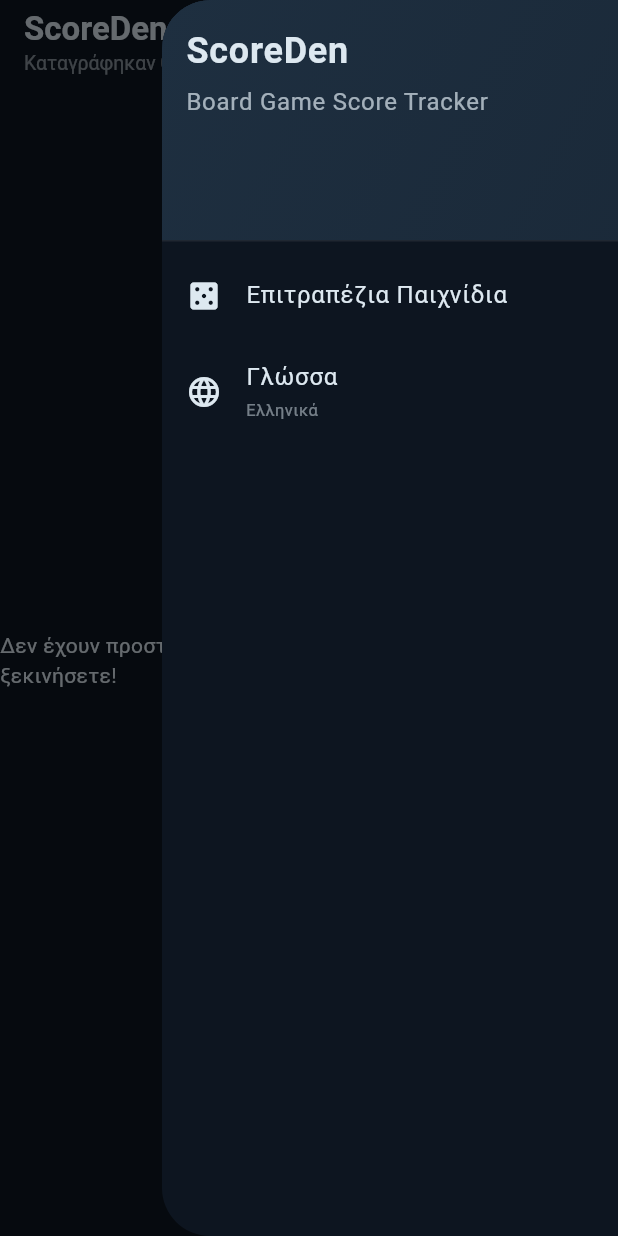
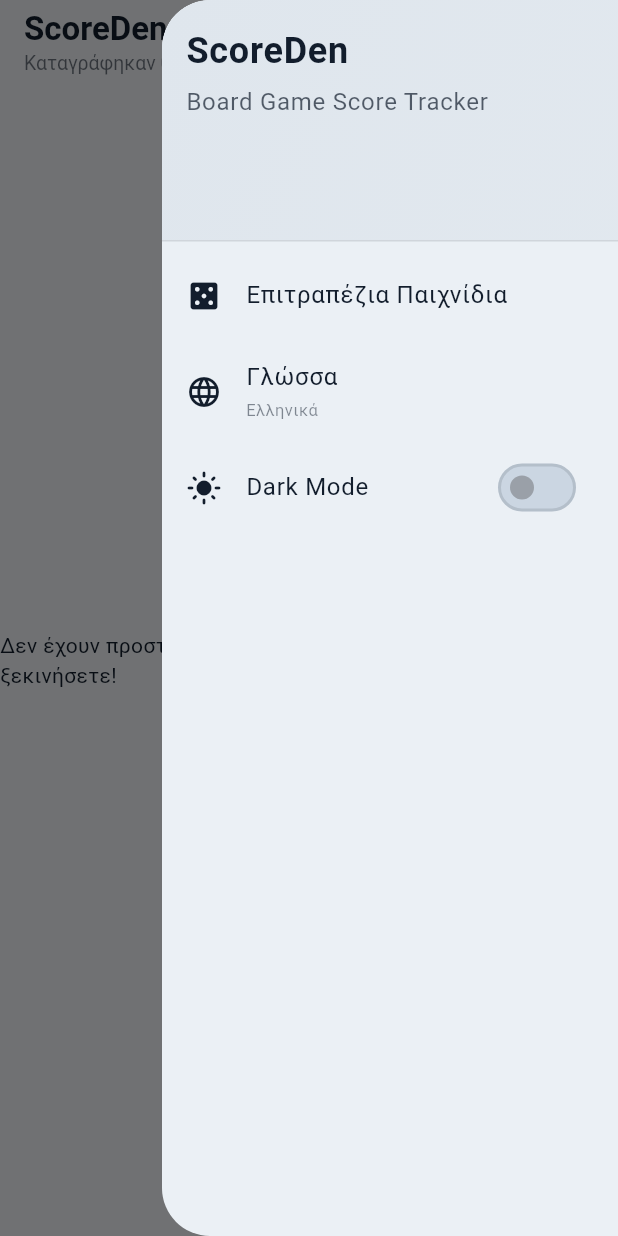
Before and after one commit to kkesidis/score-mate, a Flutter app: the screen it shows after launch, with the side drawer open, on a phone screen of 412 x 824 dp. Run offline on Flutter 3.47's test engine with Material 3 defaults, Android fonts, the phone set to English and light mode, and no system bars; our stand-ins replace isar; accounts and stored records are empty; generated files the repository leaves out were written again.

Commit message:
feat: light/dark theme toggle

```diff
--- a/lib/main.dart
+++ b/lib/main.dart
@@ -8,6 +8,7 @@
 import 'screens/game_list_screen.dart';
 
 final ValueNotifier<String> appLanguageNotifier = ValueNotifier('en');
+final ValueNotifier<bool> darkThemeNotifier = ValueNotifier(false);
 late Isar isar;
 
 void main() async {
@@ -24,6 +25,7 @@
 
   if (savedSettings != null) {
     appLanguageNotifier.value = savedSettings.languageCode;
+    darkThemeNotifier.value = savedSettings.isDarkMode;
   }
 
   runApp(const ScoreDenApp());
@@ -34,18 +36,19 @@
 
   @override
   Widget build(BuildContext context) {
-    return ValueListenableBuilder<String>(
-      valueListenable: appLanguageNotifier,
-      builder: (context, currentLanguageCode, child) {
+    return AnimatedBuilder(
+      animation: Listenable.merge([appLanguageNotifier, darkThemeNotifier]),
+      builder: (context, child) {
         return MaterialApp(
           title: 'ScoreDen',
           debugShowCheckedModeBanner: false,
           home: const GameListScreen(),
           localizationsDelegates: AppLocalizations.localizationsDelegates,
           supportedLocales: AppLocalizations.supportedLocales,
-          locale: Locale(currentLanguageCode),
-          themeMode: ThemeMode.dark,
-          theme: buildThemeData(AppTheme.darkThemeColors),
+          locale: Locale(appLanguageNotifier.value),
+          themeMode: darkThemeNotifier.value ? ThemeMode.dark : ThemeMode.light,
+          theme: buildThemeData(AppTheme.lightThemeColors, ThemeType.light),
+          darkTheme: buildThemeData(AppTheme.darkThemeColors, ThemeType.dark),
         );
       }
     );
@@ -64,3 +67,16 @@
     await isar.appSettings.put(settings);
   });
 }
+
+Future<void> changeTheme(bool isDark) async {
+  darkThemeNotifier.value = isDark;
+
+  await isar.writeTxn(() async {
+    final existingSettings = await isar.appSettings.where().findFirst();
+
+    final settings = existingSettings ?? AppSettings();
+    settings.isDarkMode = isDark;
+
+    await isar.appSettings.put(settings);
+  });
+}
--- a/lib/models/settings.dart
+++ b/lib/models/settings.dart
@@ -9,4 +9,7 @@
 
   // Store the language code here (e.g., "en" or "el")
   String languageCode = 'en';
+
+  // Store the dark mode toggle
+  bool isDarkMode = false;
 }
--- a/lib/theme/app_theme.dart
+++ b/lib/theme/app_theme.dart
@@ -1,5 +1,7 @@
 import 'package:flutter/material.dart';
 import 'app_colors.dart';
+
+enum ThemeType {light, dark}
 
 class AppTheme {
   AppTheme._();
@@ -23,6 +25,42 @@
     Color(0xFFFB64B6),
     Color(0xFFFF637E),
   ];
+
+  static const AppColors lightThemeColors = AppColors(
+    background: Color(0xFFF4F7FA),
+    foreground: Color(0xFF121D2C),
+    card: Color(0xFFFFFFFF),
+    cardForeground: Color(0xFF121D2C),
+    popover: Color(0xFFFFFFFF),
+    popoverForeground: Color(0xFF121D2C),
+    primary: Color(0xFF3A759B), // Slightly deepened for better readability contrast on light backgrounds
+    primaryForeground: Color(0xFFFFFFFF),
+    secondary: Color(0xFFE2E9F0),
+    secondaryForeground: Color(0xFF121D2C),
+    accent: Color(0xFF389E98), // Slightly deepened for crisp contrast
+    accentForeground: Color(0xFFFFFFFF),
+    destructive: Color(0xFFD34E4E),
+    destructiveForeground: Color(0xFFFFFFFF),
+    muted: Color(0xFFEBF0F5),
+    mutedForeground: Color(0xFF5A798C),
+    ring: Color(0xFF3A759B),
+    switchBackground: Color(0xFFCBD6E2),
+    border: Color(0x1F0D1520), // Dark color with low opacity for clean divider lines
+    input: Color(0xFF121D2C),
+    inputBackground: Color(0xFFFFFFFF),
+    sidebar: Color(0xFFEBF0F5),
+    sidebarForeground: Color(0xFF121D2C),
+    sidebarPrimary: Color(0xFF3A759B),
+    sidebarPrimaryForeground: Color(0xFFFFFFFF),
+    sidebarAccent: Color(0xFFDFE6ED),
+    sidebarAccentForeground: Color(0xFF121D2C),
+    sidebarBorder: Color(0x1F0D1520),
+    sidebarRing: Color(0xFF3A759B),
+    highestWins: Color(0x29D4A84B), // Slightly adjusted opacity for contrast against pure white cards
+    highestWinsForeground: Color(0xFFB58728), // Darkened amber so score numbers are highly readable
+    lowestWins: Color(0x295B9FD6),
+    lowestWinsForeground: Color(0xFF2C71A8), // Darkened blue variant for clear text contrast
+  );
 
   static const AppColors darkThemeColors = AppColors(
     background: Color(0xFF0D1520),
@@ -61,12 +99,15 @@
   );
 }
 
-ThemeData buildThemeData(AppColors colors) {
+ThemeData buildThemeData(AppColors colors, ThemeType themeType) {
+  final Brightness brightness = themeType == ThemeType.light ? Brightness.light : Brightness.dark;
+  final schemeInit = themeType == ThemeType.light ? ColorScheme.light : ColorScheme.dark;
+
   return ThemeData(
     useMaterial3: true,
-    brightness: Brightness.dark,
+    brightness: brightness,
     scaffoldBackgroundColor: colors.background,
-    colorScheme: ColorScheme.dark(
+    colorScheme: schemeInit(
       surface: colors.background,
       onSurface: colors.foreground,
       surfaceContainer: colors.sidebar,
@@ -89,6 +130,7 @@
       onTertiaryContainer: colors.sidebarAccentForeground,
       error: colors.destructive,
       onError: colors.destructiveForeground,
+      outline: colors.border,
     ),
     appBarTheme: AppBarTheme(
       backgroundColor: Colors.transparent,
@@ -259,5 +301,27 @@
         );
       }),
     ),
+    switchTheme: SwitchThemeData(
+      thumbColor: WidgetStateProperty.resolveWith<Color?>((states) {
+        if (states.contains(WidgetState.selected)) {
+          return colors.accent;
+        }
+        return colors.foreground.withValues(alpha: 0.4);
+      }),
+
+      trackColor: WidgetStateProperty.resolveWith<Color?>((states) {
+        if (states.contains(WidgetState.selected)) {
+          return colors.primary.withValues(alpha: 0.5);
+        }
+        return colors.switchBackground;
+      }),
+
+      trackOutlineColor: WidgetStateProperty.resolveWith<Color?>((states) {
+        if (states.contains(WidgetState.selected)) {
+          return Colors.transparent;
+        }
+        return colors.border;
+      }),
+    ),
   );
 }
--- a/lib/widgets/base_layout.dart
+++ b/lib/widgets/base_layout.dart
@@ -1,7 +1,7 @@
 import 'package:flutter/material.dart';
 import '../screens/language_screen.dart';
-import '../theme/app_theme.dart';
 import '../l10n/app_localizations.dart';
+import '../main.dart';
 
 class BaseLayout extends StatelessWidget {
   final Widget title;
@@ -120,6 +120,14 @@
                 );
               },
             ),
+            SwitchListTile(
+              title: const Text('Dark Mode'),
+              secondary: Icon(darkThemeNotifier.value ? Icons.dark_mode : Icons.light_mode),
+              value: darkThemeNotifier.value,
+              onChanged: (bool newValue) async {
+                await changeTheme(newValue);
+              },
+            ),
           ],
         ),
       ),
--- a/lib/widgets/player_card.dart
+++ b/lib/widgets/player_card.dart
@@ -67,7 +67,7 @@
                     padding: const EdgeInsets.symmetric(horizontal: 10, vertical: 6),
                     decoration: BoxDecoration(
                       // Standard translucent chip background: rgba(255, 255, 255, 0.07)
-                      color: const Color(0x12FFFFFF),
+                      color: Theme.of(context).colorScheme.secondaryContainer,
                       borderRadius: BorderRadius.circular(16),
                     ),
                     child: Row(
@@ -96,7 +96,7 @@
                             style: TextStyle(
                               fontSize: 12,
                               fontWeight: FontWeight.w500,
-                              color: Theme.of(context).colorScheme.onSurface.withValues(alpha: 0.6),
+                              color: Theme.of(context).colorScheme.onSecondaryContainer,
                             ),
                           ),
                         ),
--- a/lib/widgets/player_score_history.dart
+++ b/lib/widgets/player_score_history.dart
@@ -1,6 +1,5 @@
 import 'package:flutter/material.dart';
 import '../models/board_game.dart';
-import '../theme/app_theme.dart';
 import '../l10n/app_localizations.dart';
 
 class PlayerScoreHistory extends StatelessWidget {
--- a/lib/widgets/score_form.dart
+++ b/lib/widgets/score_form.dart
@@ -1,6 +1,5 @@
 import 'package:flutter/material.dart';
 import '../models/board_game.dart';
-import '../theme/app_theme.dart';
 import '../l10n/app_localizations.dart';
 
 enum ScoreOp { add, subtract }
--- a/lib/widgets/session_card.dart
+++ b/lib/widgets/session_card.dart
@@ -111,7 +111,7 @@
                   Container(
                     padding: const EdgeInsets.symmetric(horizontal: 10, vertical: 6),
                     decoration: BoxDecoration(
-                      color: const Color(0x12FFFFFF),
+                      color: Theme.of(context).colorScheme.secondaryContainer,
                       borderRadius: BorderRadius.circular(16),
                     ),
                     child: Row(
@@ -140,7 +140,7 @@
                             style: TextStyle(
                               fontSize: 12,
                               fontWeight: FontWeight.w500,
-                              color: Theme.of(context).colorScheme.onSurface.withValues(alpha: 0.6),
+                              color: Theme.of(context).colorScheme.onSecondaryContainer,
                             ),
                           ),
                         ),
--- a/lib/widgets/stylized_card.dart
+++ b/lib/widgets/stylized_card.dart
@@ -1,5 +1,4 @@
 import 'package:flutter/material.dart';
-import '../theme/app_theme.dart';
 
 class StylizedCard extends StatelessWidget {
   final Widget child;
@@ -24,6 +23,10 @@
       decoration: BoxDecoration(
         color: Theme.of(context).colorScheme.primaryContainer,
         borderRadius: BorderRadius.circular(12),
+        border: Border.all(
+          color: Theme.of(context).colorScheme.outline, // Dynamic theme border color
+          width: 1.0, // Thinline border thickness
+        ),
         boxShadow: [
           BoxShadow(
             // High opacity color that softens as it blurs outwards
```
Also changed, not shown: lib/widgets/game_card.dart (+4 -4 lines), lib/widgets/game_form.dart (+6 -6 lines), lib/models/board_game.g.dart, lib/models/settings.g.dart.
